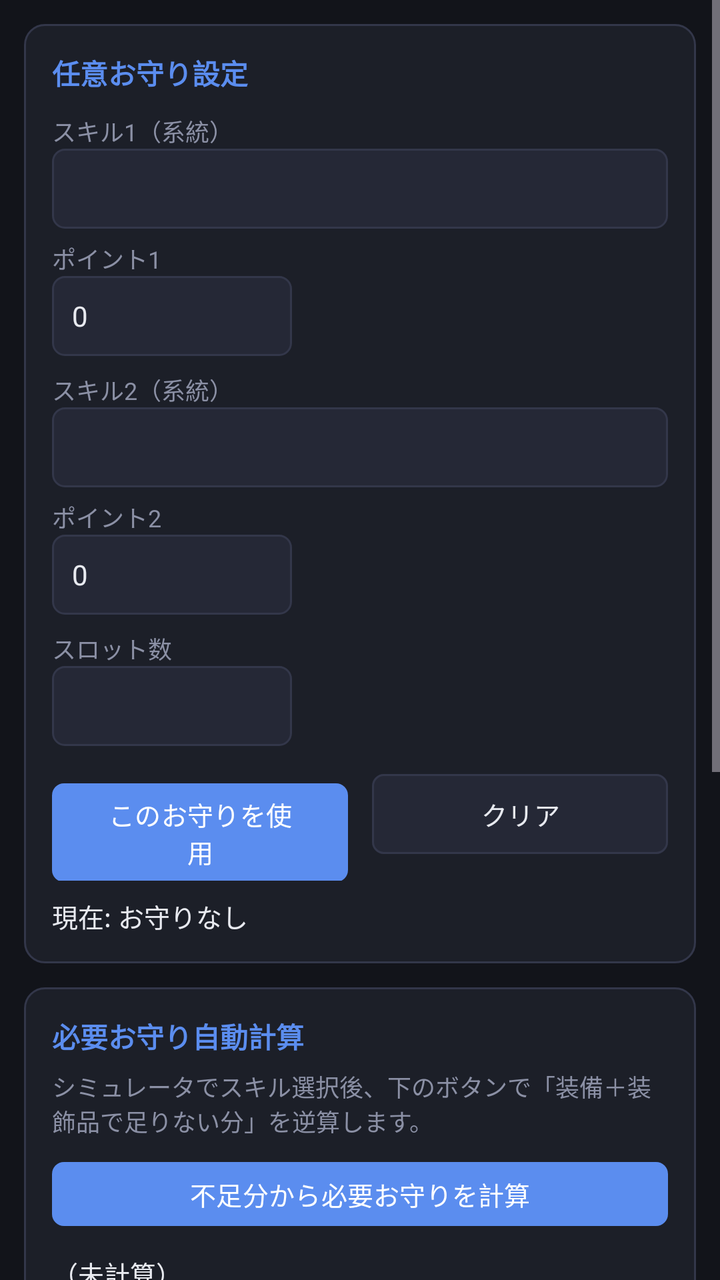
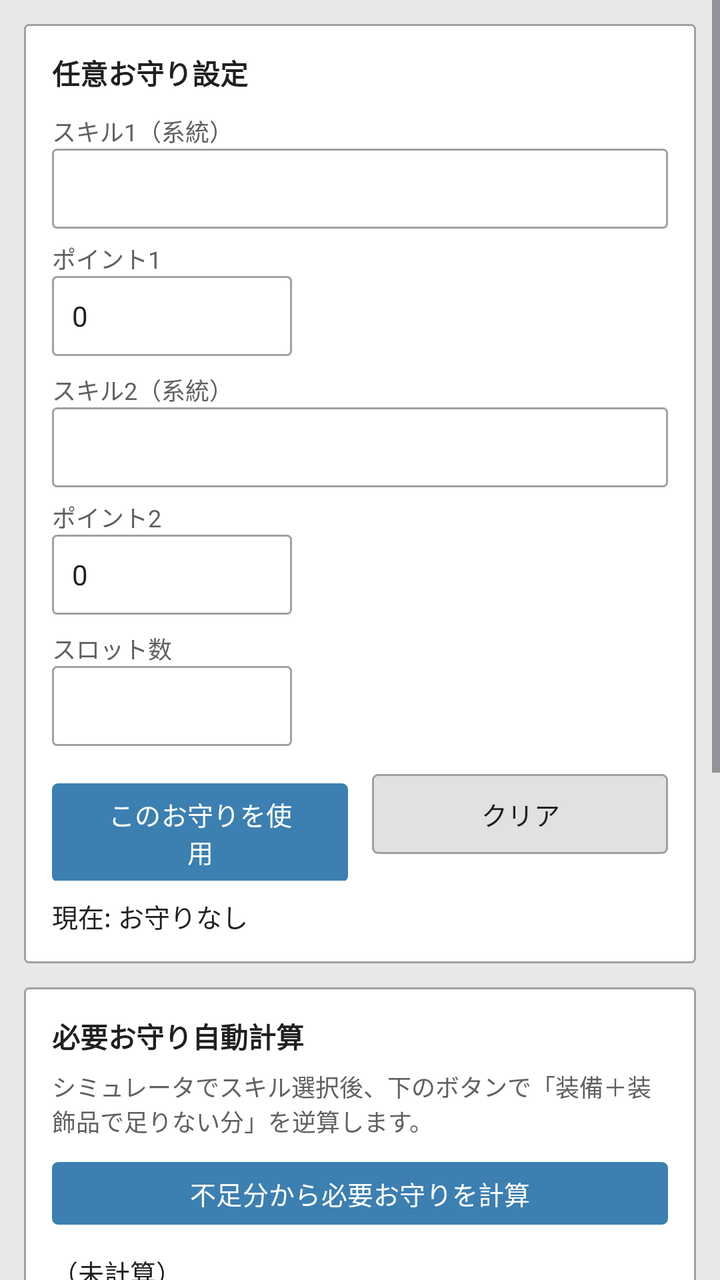

Compare the two renders of this Android layout. The source of the first and the diff that turns it into the second are given below.
<!-- AndroidManifest.xml: application theme Theme.MHXXGanSimu -->
<!-- res/layout/fragment_charm.xml -->
<?xml version="1.0" encoding="utf-8"?>
<ScrollView
    xmlns:android="http://schemas.android.com/apk/res/android"
    android:layout_width="match_parent"
    android:layout_height="match_parent"
    android:background="@color/bg"
    android:fillViewport="true">

    <LinearLayout
        android:layout_width="match_parent"
        android:layout_height="wrap_content"
        android:orientation="vertical"
        android:padding="12dp">

        
        <LinearLayout
            android:layout_width="match_parent"
            android:layout_height="wrap_content"
            android:orientation="vertical"
            android:background="@drawable/bg_card"
            android:padding="14dp"
            android:layout_marginBottom="12dp">

            <TextView
                android:layout_width="wrap_content"
                android:layout_height="wrap_content"
                android:text="任意お守り設定"
                android:textColor="@color/accent"
                android:textSize="14sp"
                android:textStyle="bold"
                android:paddingBottom="10dp" />

            <TextView
                android:layout_width="wrap_content"
                android:layout_height="wrap_content"
                android:text="スキル1（系統）"
                android:textColor="@color/muted"
                android:textSize="12sp" />
            <Spinner
                android:id="@+id/spinnerSkill1"
                android:layout_width="match_parent"
                android:layout_height="40dp"
                android:background="@drawable/bg_input"
                android:paddingHorizontal="10dp"
                android:layout_marginBottom="6dp"
                android:popupBackground="@color/surface2" />

            <TextView
                android:layout_width="wrap_content"
                android:layout_height="wrap_content"
                android:text="ポイント1"
                android:textColor="@color/muted"
                android:textSize="12sp" />
            <EditText
                android:id="@+id/editPts1"
                android:layout_width="120dp"
                android:layout_height="40dp"
                android:inputType="numberSigned"
                android:text="0"
                android:textColor="@color/text"
                android:textSize="14sp"
                android:background="@drawable/bg_input"
                android:paddingHorizontal="10dp"
                android:layout_marginBottom="8dp" />

            <TextView
                android:layout_width="wrap_content"
                android:layout_height="wrap_content"
                android:text="スキル2（系統）"
                android:textColor="@color/muted"
                android:textSize="12sp" />
            <Spinner
                android:id="@+id/spinnerSkill2"
                android:layout_width="match_parent"
                android:layout_height="40dp"
                android:background="@drawable/bg_input"
                android:paddingHorizontal="10dp"
                android:layout_marginBottom="6dp"
                android:popupBackground="@color/surface2" />

            <TextView
                android:layout_width="wrap_content"
                android:layout_height="wrap_content"
                android:text="ポイント2"
                android:textColor="@color/muted"
                android:textSize="12sp" />
            <EditText
                android:id="@+id/editPts2"
                android:layout_width="120dp"
                android:layout_height="40dp"
                android:inputType="numberSigned"
                android:text="0"
                android:textColor="@color/text"
                android:textSize="14sp"
                android:background="@drawable/bg_input"
                android:paddingHorizontal="10dp"
                android:layout_marginBottom="8dp" />

            <TextView
                android:layout_width="wrap_content"
                android:layout_height="wrap_content"
                android:text="スロット数"
                android:textColor="@color/muted"
                android:textSize="12sp" />
            <Spinner
                android:id="@+id/spinnerSlots"
                android:layout_width="120dp"
                android:layout_height="40dp"
                android:background="@drawable/bg_input"
                android:paddingHorizontal="10dp"
                android:layout_marginBottom="10dp"
                android:popupBackground="@color/surface2" />

            <LinearLayout
                android:layout_width="match_parent"
                android:layout_height="wrap_content"
                android:orientation="horizontal">

                <com.google.android.material.button.MaterialButton
                    android:id="@+id/btnApplyCharm"
                    style="@style/Widget.GanSimu.Button"
                    android:layout_width="0dp"
                    android:layout_height="wrap_content"
                    android:layout_weight="1"
                    android:text="このお守りを使用"
                    android:layout_marginEnd="6dp" />

                <com.google.android.material.button.MaterialButton
                    android:id="@+id/btnClearCharm"
                    style="@style/Widget.GanSimu.Button.Secondary"
                    android:layout_width="0dp"
                    android:layout_height="wrap_content"
                    android:layout_weight="1"
                    android:text="クリア"
                    android:layout_marginStart="6dp" />
            </LinearLayout>

            <TextView
                android:id="@+id/txtCurrentCharm"
                android:layout_width="match_parent"
                android:layout_height="wrap_content"
                android:textColor="@color/text"
                android:textSize="13sp"
                android:paddingTop="8dp"
                android:text="現在: お守りなし" />
        </LinearLayout>

        
        <LinearLayout
            android:layout_width="match_parent"
            android:layout_height="wrap_content"
            android:orientation="vertical"
            android:background="@drawable/bg_card"
            android:padding="14dp"
            android:layout_marginBottom="12dp">

            <TextView
                android:layout_width="wrap_content"
                android:layout_height="wrap_content"
                android:text="必要お守り自動計算"
                android:textColor="@color/accent"
                android:textSize="14sp"
                android:textStyle="bold"
                android:paddingBottom="6dp" />

            <TextView
                android:layout_width="match_parent"
                android:layout_height="wrap_content"
                android:text="シミュレータでスキル選択後、下のボタンで「装備＋装飾品で足りない分」を逆算します。"
                android:textColor="@color/muted"
                android:textSize="12sp"
                android:paddingBottom="8dp" />

            <com.google.android.material.button.MaterialButton
                android:id="@+id/btnCalcCharm"
                style="@style/Widget.GanSimu.Button"
                android:layout_width="match_parent"
                android:layout_height="wrap_content"
                android:text="不足分から必要お守りを計算" />

            <TextView
                android:id="@+id/txtCharmCalc"
                android:layout_width="match_parent"
                android:layout_height="wrap_content"
                android:textColor="@color/text"
                android:textSize="13sp"
                android:paddingTop="10dp"
                android:text="（未計算）" />
        </LinearLayout>

        
        <LinearLayout
            android:layout_width="match_parent"
            android:layout_height="wrap_content"
            android:orientation="vertical"
            android:background="@drawable/bg_card"
            android:padding="14dp">

            <TextView
                android:layout_width="wrap_content"
                android:layout_height="wrap_content"
                android:text="登録済みお守り一覧（タップで選択）"
                android:textColor="@color/accent"
                android:textSize="14sp"
                android:textStyle="bold"
                android:paddingBottom="8dp" />

            <androidx.recyclerview.widget.RecyclerView
                android:id="@+id/recyclerCharms"
                android:layout_width="match_parent"
                android:layout_height="320dp"
                android:nestedScrollingEnabled="true" />
        </LinearLayout>
    </LinearLayout>
</ScrollView>
<!-- resources referenced by this layout -->
<resources>
  <color name="accent">#5B8DEF</color>
  <color name="bg">#12141A</color>
  <color name="muted">#8B90A5</color>
  <color name="surface2">#252836</color>
  <color name="text">#E8EAF0</color>
  <!-- drawable bg_card (drawable) -->
  <?xml version="1.0" encoding="utf-8"?>
  <shape xmlns:android="http://schemas.android.com/apk/res/android"
      android:shape="rectangle">
      <solid android:color="@color/surface" />
      <stroke android:width="1dp" android:color="@color/border" />
      <corners android:radius="10dp" />
  </shape>
  <!-- drawable bg_input (drawable) -->
  <?xml version="1.0" encoding="utf-8"?>
  <shape xmlns:android="http://schemas.android.com/apk/res/android"
      android:shape="rectangle">
      <solid android:color="@color/surface2" />
      <stroke android:width="1dp" android:color="@color/border" />
      <corners android:radius="6dp" />
  </shape>
  <style name="Widget.GanSimu.Button" parent="Widget.Material3.Button">
          <item name="backgroundTint">@color/accent</item>
          <item name="android:textColor">#FFFFFF</item>
          <item name="cornerRadius">6dp</item>
          <item name="android:textSize">13sp</item>
          <item name="android:minHeight">40dp</item>
      </style>
  <style name="Widget.GanSimu.Button.Secondary" parent="Widget.Material3.Button.OutlinedButton">
          <item name="strokeColor">@color/border</item>
          <item name="android:textColor">@color/text</item>
          <item name="backgroundTint">@color/surface2</item>
          <item name="cornerRadius">6dp</item>
          <item name="android:textSize">13sp</item>
      </style>
  <style name="Theme.MHXXGanSimu" parent="Theme.Material3.Dark.NoActionBar">
          <item name="colorPrimary">@color/accent</item>
          <item name="colorPrimaryContainer">@color/surface2</item>
          <item name="colorOnPrimary">@color/on_primary</item>
          <item name="colorSecondary">@color/accent</item>
          <item name="colorSurface">@color/surface</item>
          <item name="colorOnSurface">@color/text</item>
          <item name="android:statusBarColor">@color/bg</item>
          <item name="android:navigationBarColor">@color/bg</item>
          <item name="android:windowBackground">@color/bg</item>
          <item name="android:colorBackground">@color/bg</item>
      </style>
  <color name="surface">#1C1F28</color>
  <color name="border">#33374A</color>
  <color name="on_primary">#FFFFFF</color>
</resources>

<!-- the commit's change to res/layout/fragment_charm.xml (unified diff, before → after) -->
@@ -25,7 +25,7 @@
                 android:layout_width="wrap_content"
                 android:layout_height="wrap_content"
                 android:text="任意お守り設定"
-                android:textColor="@color/accent"
+                android:textColor="@color/text"
                 android:textSize="14sp"
                 android:textStyle="bold"
                 android:paddingBottom="10dp" />
@@ -158,7 +158,7 @@
                 android:layout_width="wrap_content"
                 android:layout_height="wrap_content"
                 android:text="必要お守り自動計算"
-                android:textColor="@color/accent"
+                android:textColor="@color/text"
                 android:textSize="14sp"
                 android:textStyle="bold"
                 android:paddingBottom="6dp" />
@@ -200,7 +200,7 @@
                 android:layout_width="wrap_content"
                 android:layout_height="wrap_content"
                 android:text="登録済みお守り一覧（タップで選択）"
-                android:textColor="@color/accent"
+                android:textColor="@color/text"
                 android:textSize="14sp"
                 android:textStyle="bold"
                 android:paddingBottom="8dp" />
<!-- resource entries referenced after the edit -->
@@ -1,17 +1,19 @@
 <!-- resources referenced by this layout -->
 <resources>
-  <color name="accent">#5B8DEF</color>
-  <color name="bg">#12141A</color>
-  <color name="muted">#8B90A5</color>
-  <color name="surface2">#252836</color>
-  <color name="text">#E8EAF0</color>
+  <color name="accent">#3C7FB1</color>
+  <color name="button_face">#E1E1E1</color>
+  <color name="primary_container">#D6E8F5</color>
+  <color name="bg">#E8E8E8</color>
+  <color name="muted">#606060</color>
+  <color name="surface2">#FFFFFF</color>
+  <color name="text">#202020</color>
   <!-- drawable bg_card (drawable) -->
   <?xml version="1.0" encoding="utf-8"?>
   <shape xmlns:android="http://schemas.android.com/apk/res/android"
       android:shape="rectangle">
-      <solid android:color="@color/surface" />
+      <solid android:color="@color/surface2" />
       <stroke android:width="1dp" android:color="@color/border" />
-      <corners android:radius="10dp" />
+      <corners android:radius="2dp" />
   </shape>
   <!-- drawable bg_input (drawable) -->
   <?xml version="1.0" encoding="utf-8"?>
@@ -19,36 +21,39 @@
       android:shape="rectangle">
       <solid android:color="@color/surface2" />
       <stroke android:width="1dp" android:color="@color/border" />
-      <corners android:radius="6dp" />
+      <corners android:radius="2dp" />
   </shape>
   <style name="Widget.GanSimu.Button" parent="Widget.Material3.Button">
           <item name="backgroundTint">@color/accent</item>
           <item name="android:textColor">#FFFFFF</item>
-          <item name="cornerRadius">6dp</item>
+          <item name="cornerRadius">3dp</item>
           <item name="android:textSize">13sp</item>
-          <item name="android:minHeight">40dp</item>
+          <item name="android:minHeight">36dp</item>
+          <item name="android:textAllCaps">false</item>
       </style>
   <style name="Widget.GanSimu.Button.Secondary" parent="Widget.Material3.Button.OutlinedButton">
           <item name="strokeColor">@color/border</item>
           <item name="android:textColor">@color/text</item>
-          <item name="backgroundTint">@color/surface2</item>
-          <item name="cornerRadius">6dp</item>
+          <item name="backgroundTint">@color/button_face</item>
+          <item name="cornerRadius">3dp</item>
           <item name="android:textSize">13sp</item>
+          <item name="android:textAllCaps">false</item>
       </style>
-  <style name="Theme.MHXXGanSimu" parent="Theme.Material3.Dark.NoActionBar">
+  <style name="Theme.MHXXGanSimu" parent="Theme.Material3.Light.NoActionBar">
           <item name="colorPrimary">@color/accent</item>
-          <item name="colorPrimaryContainer">@color/surface2</item>
+          <item name="colorPrimaryContainer">@color/primary_container</item>
           <item name="colorOnPrimary">@color/on_primary</item>
-          <item name="colorSecondary">@color/accent</item>
-          <item name="colorSurface">@color/surface</item>
+          <item name="colorSecondary">@color/secondary</item>
+          <item name="colorSurface">@color/surface2</item>
           <item name="colorOnSurface">@color/text</item>
-          <item name="android:statusBarColor">@color/bg</item>
+          <item name="android:statusBarColor">@color/header_bg</item>
           <item name="android:navigationBarColor">@color/bg</item>
           <item name="android:windowBackground">@color/bg</item>
           <item name="android:colorBackground">@color/bg</item>
       </style>
-  <color name="surface">#1C1F28</color>
-  <color name="border">#33374A</color>
+  <color name="border">#A0A0A0</color>
   <color name="on_primary">#FFFFFF</color>
+  <color name="secondary">#5A5A5A</color>
+  <color name="header_bg">#D4D0C8</color>
 </resources>
 
